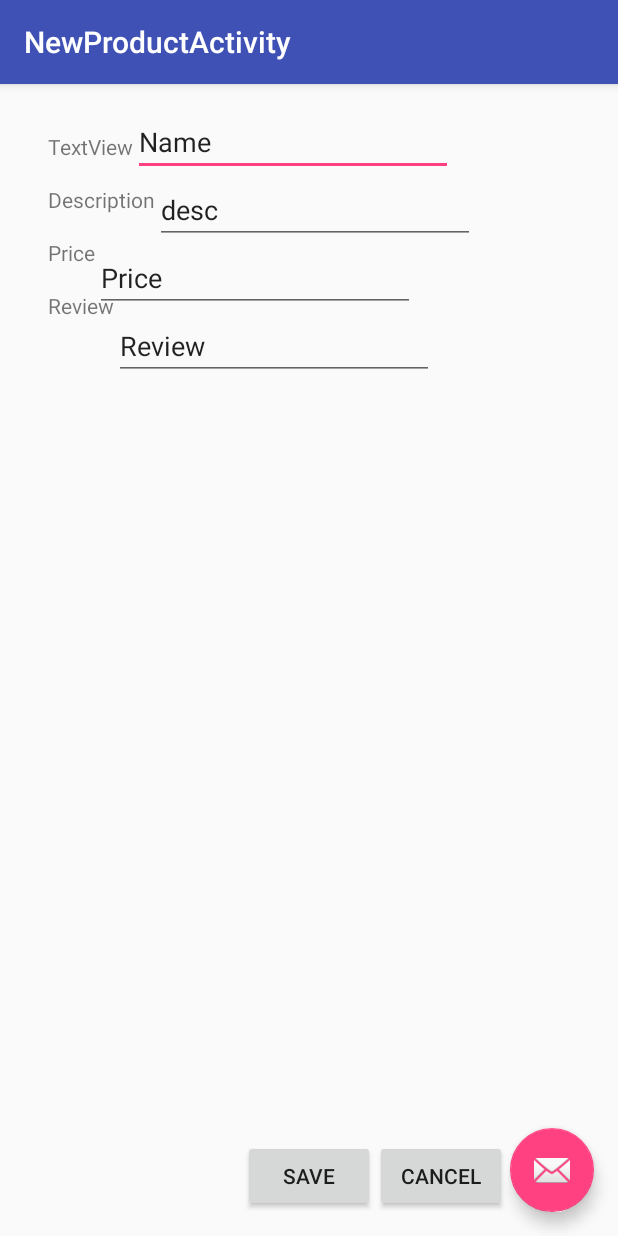
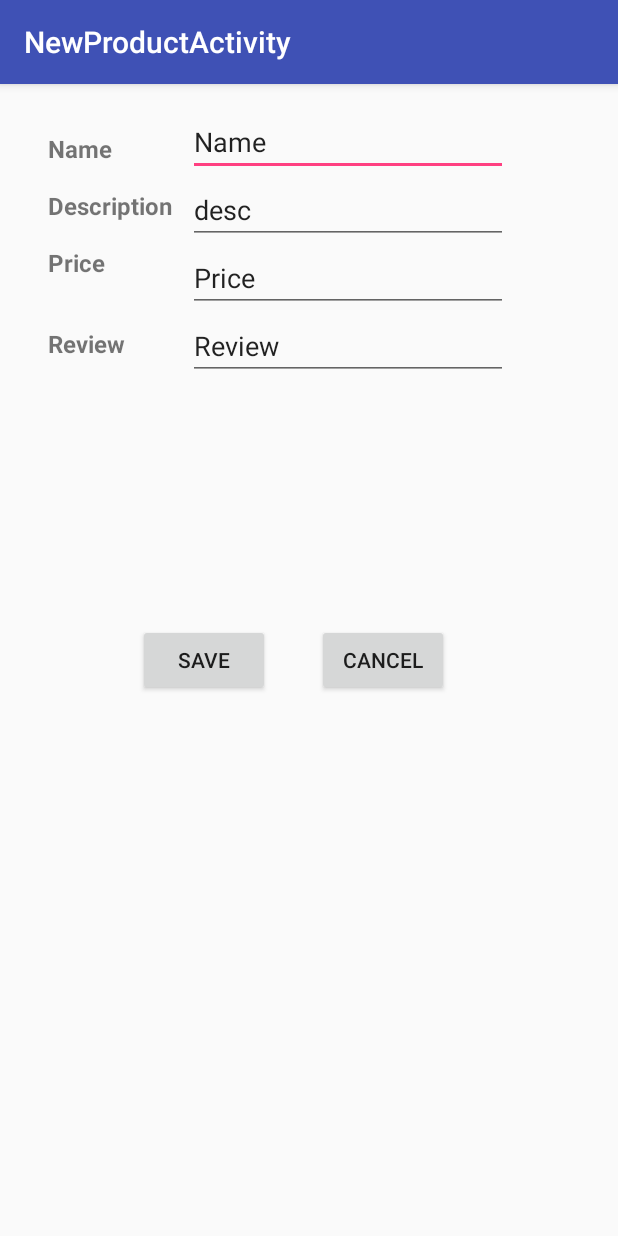
Before and after one commit to strongark/CMPE277-SQLite, an Android app: the NewProductActivity screen opened directly, with no data from a screen before it, on a phone screen of 412 x 824 dp. Run offline under Robolectric (Android 15) with nearby library versions, the phone set to English and light mode, and no system bars; 2 statements that could not run were skipped.

Commit message:
debug and fix layout error

```diff
--- a/app/src/main/java/com/cmpe277/datastorage/NewProductActivity.java
+++ b/app/src/main/java/com/cmpe277/datastorage/NewProductActivity.java
@@ -38,4 +38,8 @@ public class NewProductActivity extends AppCompatActivity {
       db.insert(new Product(name,desc,review,Double.parseDouble(price)));
       db.close();
     }
+
+    public void onCancel(View view){
+        this.finish();
+    }
 }
--- a/app/src/main/res/layout/activity_main.xml
+++ b/app/src/main/res/layout/activity_main.xml
@@ -28,6 +28,7 @@
         android:layout_height="wrap_content"
         android:layout_gravity="bottom|end"
         android:layout_margin="@dimen/fab_margin"
-        app:srcCompat="@android:drawable/ic_input_add" />
+        app:srcCompat="@android:drawable/ic_input_add"
+        android:onClick="onNewProduct"/>
 
 </android.support.design.widget.CoordinatorLayout>
--- a/app/src/main/res/layout/activity_new_product.xml
+++ b/app/src/main/res/layout/activity_new_product.xml
@@ -23,12 +23,5 @@
 
     <include layout="@layout/content_new_product" />
 
-    <android.support.design.widget.FloatingActionButton
-        android:id="@+id/fab"
-        android:layout_width="wrap_content"
-        android:layout_height="wrap_content"
-        android:layout_gravity="bottom|end"
-        android:layout_margin="@dimen/fab_margin"
-        app:srcCompat="@android:drawable/ic_dialog_email" />
 
 </android.support.design.widget.CoordinatorLayout>
--- a/app/src/main/res/layout/content_new_product.xml
+++ b/app/src/main/res/layout/content_new_product.xml
@@ -14,13 +14,16 @@
     tools:showIn="@layout/activity_new_product">
 
     <TextView
-        android:text="TextView"
+        android:text="Name"
         android:layout_width="wrap_content"
         android:layout_height="wrap_content"
         android:layout_alignParentTop="true"
         android:layout_alignParentStart="true"
         android:layout_marginStart="@dimen/activity_vertical_margin"
         android:layout_marginTop="@dimen/activity_horizontal_margin"
+        android:ems="5"
+        android:textSize="16sp"
+        android:textStyle="bold"
         android:id="@+id/txt_name" />
 
     <EditText
@@ -35,11 +38,14 @@
     <TextView
         android:text="Description"
         android:layout_width="wrap_content"
+        android:textSize="16sp"
+        android:textStyle="bold"
         android:layout_height="wrap_content"
         android:layout_alignParentLeft="true"
         android:layout_below="@id/txt_name"
         android:layout_marginStart="@dimen/activity_vertical_margin"
         android:layout_marginTop="@dimen/activity_horizontal_margin"
+        android:ems="5"
         android:id="@+id/txt_desc" />
 
     <EditText
@@ -57,9 +63,12 @@
         android:layout_width="wrap_content"
         android:layout_height="wrap_content"
         android:layout_alignParentLeft="true"
+        android:textSize="16sp"
+        android:textStyle="bold"
         android:layout_below="@id/txt_desc"
         android:layout_marginStart="@dimen/activity_vertical_margin"
         android:layout_marginTop="@dimen/activity_horizontal_margin"
+        android:ems="5"
         android:id="@+id/txt_price" />
 
     <EditText
@@ -77,8 +86,12 @@
         android:text="Review"
         android:layout_width="wrap_content"
         android:layout_height="wrap_content"
+        android:textSize="16sp"
+        android:textStyle="bold"
+        android:paddingTop="@dimen/activity_horizontal_margin"
         android:layout_alignParentLeft="true"
         android:layout_below="@id/txt_price"
+        android:ems="5"
         android:layout_marginStart="@dimen/activity_vertical_margin"
         android:layout_marginTop="@dimen/activity_horizontal_margin"/>
 
@@ -96,13 +109,17 @@
         android:id="@id/add_btn"
         android:layout_width="wrap_content"
         android:layout_height="wrap_content"
-        android:layout_alignParentBottom="true"
-        android:layout_centerHorizontal="true"
-        android:text="SAVE"/>
+        android:text="SAVE"
+        android:onClick="onSaveProduct"
+        android:layout_centerVertical="true"
+        android:layout_alignStart="@+id/txt_review"
+        android:layout_marginStart="60dp" />
     <Button
         android:layout_width="wrap_content"
         android:layout_height="wrap_content"
-        android:layout_alignParentBottom="true"
-        android:layout_toRightOf="@id/add_btn"
-        android:text="CANCEL"/>
+        android:text="CANCEL"
+        android:layout_alignBaseline="@+id/add_btn"
+        android:layout_alignBottom="@+id/add_btn"
+        android:layout_toEndOf="@+id/add_btn"
+        android:layout_marginStart="31dp" />
 </RelativeLayout>
```
Also changed, not shown: app/src/main/java/com/cmpe277/datastorage/MainActivity.java (+16 -3 lines), app/src/main/res/layout/content_main.xml (+21 -10 lines).
